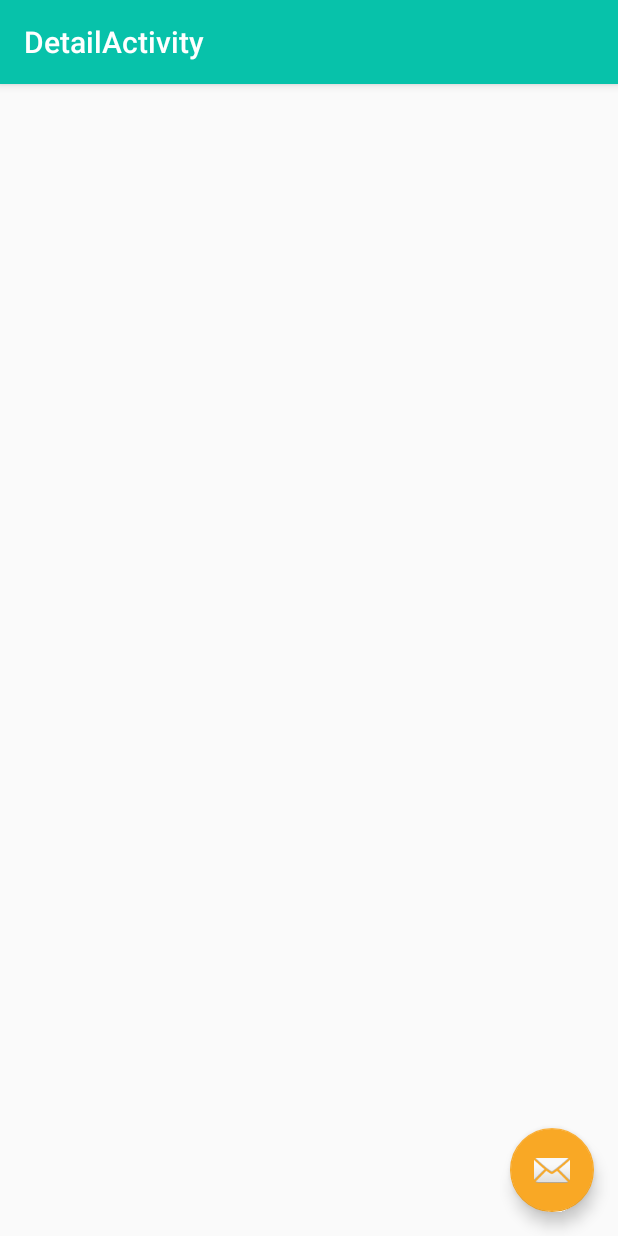
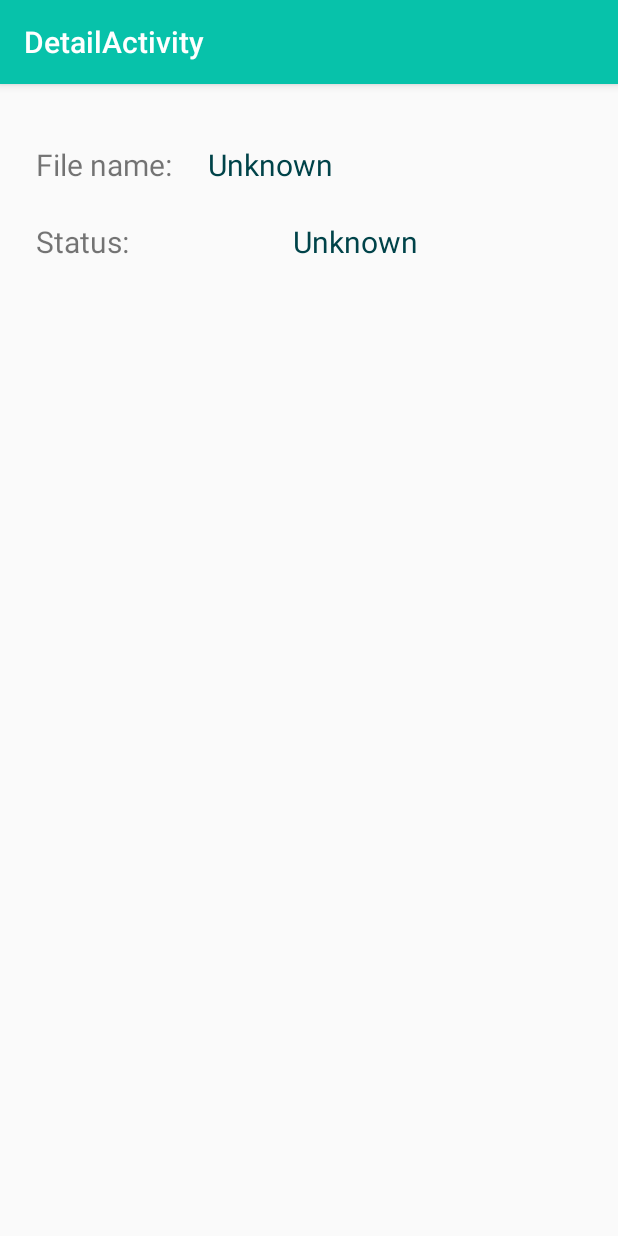
Before and after one commit to aeliusS/LoadApp, an Android app: the DetailActivity screen opened directly, with no data from a screen before it, on a phone screen of 412 x 824 dp. Run offline under Robolectric (Android 15) with nearby library versions, the phone set to English and light mode, and no system bars.

Commit message:
working on detail screen

```diff
--- a/app/src/main/java/com/udacity/DetailActivity.kt
+++ b/app/src/main/java/com/udacity/DetailActivity.kt
@@ -20,13 +20,20 @@ class DetailActivity : AppCompatActivity() {
         notificationManager.cancel(NOTIFICATION_ID)
 
         // get the file name and status
+        var fileName = "Unknown"
+        var status = "Unknown"
         val extras = intent.extras
         if (extras != null) {
-            val fileName = extras.getString("File") ?: "Unknown file"
-            val status = extras.getString("Status") ?: "Unknown status"
+            fileName = extras.getString("File") ?: fileName
+            status = extras.getString("Status") ?: status
+        }
+        Log.d("DetailActivity", "File name: $fileName. Status: $status")
 
-            Log.d("DetailActivity","File name: $fileName. Status: $status")
-        }
+        binding.contentDetail.fileNameText.text = fileName
+        binding.contentDetail.statusText.text = status
+        binding.contentDetail.statusText.setTextColor(
+            getColor(if (status == "Fail") R.color.red else R.color.colorPrimaryDark)
+        )
     }
 
     companion object {
--- a/app/src/main/java/com/udacity/MainActivity.kt
+++ b/app/src/main/java/com/udacity/MainActivity.kt
@@ -176,7 +176,7 @@ class MainActivity : AppCompatActivity() {
         val cursor = downloadManager.query(downloadedFile)
 
         // return if the query returned with no rows
-        if (cursor.isAfterLast) return "Failed"
+        if (cursor.isAfterLast) return "Fail"
         cursor.moveToFirst()
 
         val column = cursor.getColumnIndex(DownloadManager.COLUMN_STATUS)
@@ -185,7 +185,7 @@ class MainActivity : AppCompatActivity() {
 
         return when (status) {
             DownloadManager.STATUS_SUCCESSFUL -> "Success"
-            else -> "Failed"
+            else -> "Fail"
         }
     }
 
--- a/app/src/main/res/layout/activity_detail.xml
+++ b/app/src/main/res/layout/activity_detail.xml
@@ -20,14 +20,8 @@
 
     </com.google.android.material.appbar.AppBarLayout>
 
-    <include layout="@layout/content_detail" />
-
-    <com.google.android.material.floatingactionbutton.FloatingActionButton
-        android:id="@+id/fab"
-        android:layout_width="wrap_content"
-        android:layout_height="wrap_content"
-        android:layout_gravity="bottom|end"
-        android:layout_margin="@dimen/fab_margin"
-        app:srcCompat="@android:drawable/ic_dialog_email" />
+    <include
+        android:id="@+id/content_detail"
+        layout="@layout/content_detail" />
 
 </androidx.coordinatorlayout.widget.CoordinatorLayout>
--- a/app/src/main/res/layout/content_detail.xml
+++ b/app/src/main/res/layout/content_detail.xml
@@ -4,8 +4,63 @@
     xmlns:tools="http://schemas.android.com/tools"
     android:layout_width="match_parent"
     android:layout_height="match_parent"
+    android:layout_marginEnd="@dimen/detail_screen_default_margin"
     app:layout_behavior="@string/appbar_scrolling_view_behavior"
     tools:context=".DetailActivity"
     tools:showIn="@layout/activity_detail">
 
+    <TextView
+        android:id="@+id/fileNameLabel"
+        android:layout_width="wrap_content"
+        android:layout_height="wrap_content"
+        android:layout_marginStart="@dimen/detail_screen_default_margin"
+        android:layout_marginTop="@dimen/detail_screen_top_margin"
+        android:labelFor="@+id/fileNameText"
+        android:text="@string/detail_screen_file_label"
+        android:textSize="@dimen/default_text_size"
+        app:layout_constraintStart_toStartOf="parent"
+        app:layout_constraintTop_toTopOf="parent" />
+
+
+    <TextView
+        android:id="@+id/fileNameText"
+        android:layout_width="0dp"
+        android:layout_height="wrap_content"
+        android:layout_marginStart="@dimen/detail_screen_default_margin"
+        android:layout_marginTop="@dimen/detail_screen_top_margin"
+        android:layout_marginEnd="@dimen/detail_screen_default_margin"
+        android:textColor="@color/colorPrimaryDark"
+        android:textSize="@dimen/default_text_size"
+        app:layout_constraintEnd_toEndOf="parent"
+        app:layout_constraintStart_toEndOf="@+id/fileNameLabel"
+        app:layout_constraintTop_toTopOf="parent"
+        tools:text="LoadApp - Current repository by Udacity" />
+
+    <TextView
+        android:id="@+id/statusLabel"
+        android:layout_width="wrap_content"
+        android:layout_height="wrap_content"
+        android:layout_marginStart="@dimen/detail_screen_default_margin"
+        android:layout_marginTop="24dp"
+        android:labelFor="@+id/statusText"
+        android:text="@string/detail_screen_status_label"
+        android:textSize="@dimen/default_text_size"
+        app:layout_constraintStart_toStartOf="parent"
+        app:layout_constraintTop_toBottomOf="@+id/fileNameText" />
+
+    <TextView
+        android:id="@+id/statusText"
+        android:layout_width="wrap_content"
+        android:layout_height="wrap_content"
+        android:layout_marginStart="@dimen/detail_screen_default_margin"
+        android:layout_marginEnd="@dimen/detail_screen_default_margin"
+        android:gravity="fill_horizontal"
+        android:textColor="@color/colorPrimaryDark"
+        android:textSize="@dimen/default_text_size"
+        app:layout_constraintBottom_toBottomOf="@+id/statusLabel"
+        app:layout_constraintEnd_toEndOf="parent"
+        app:layout_constraintStart_toEndOf="@+id/statusLabel"
+        tools:text="Success" />
+
+
 </androidx.constraintlayout.widget.ConstraintLayout>
--- a/app/src/main/res/values/colors.xml
+++ b/app/src/main/res/values/colors.xml
@@ -5,4 +5,5 @@
     <color name="colorAccent">#F9A825</color>
     <color name="white">#FFFFFF</color>
     <color name="purple">#984AFE</color>
+    <color name="red">#ea1d12</color>
 </resources>
--- a/app/src/main/res/values/dimens.xml
+++ b/app/src/main/res/values/dimens.xml
@@ -4,5 +4,7 @@
     <dimen name="default_text_size">20sp</dimen>
     <dimen name="stroke_width">4dp</dimen>
     <dimen name="default_margin">16dp</dimen>
+    <dimen name="detail_screen_default_margin">24dp</dimen>
+    <dimen name="detail_screen_top_margin">40dp</dimen>
     <dimen name="radio_height">48dp</dimen>
 </resources>
--- a/app/src/main/res/values/strings.xml
+++ b/app/src/main/res/values/strings.xml
@@ -29,4 +29,7 @@
     <string name="retrofit_url">https://github.com/square/retrofit/archive/master.zip</string>
 
     <string name="select_file_message">Please select the file to download</string>
+
+    <string name="detail_screen_file_label">File name:</string>
+    <string name="detail_screen_status_label">Status:</string>
 </resources>
```
